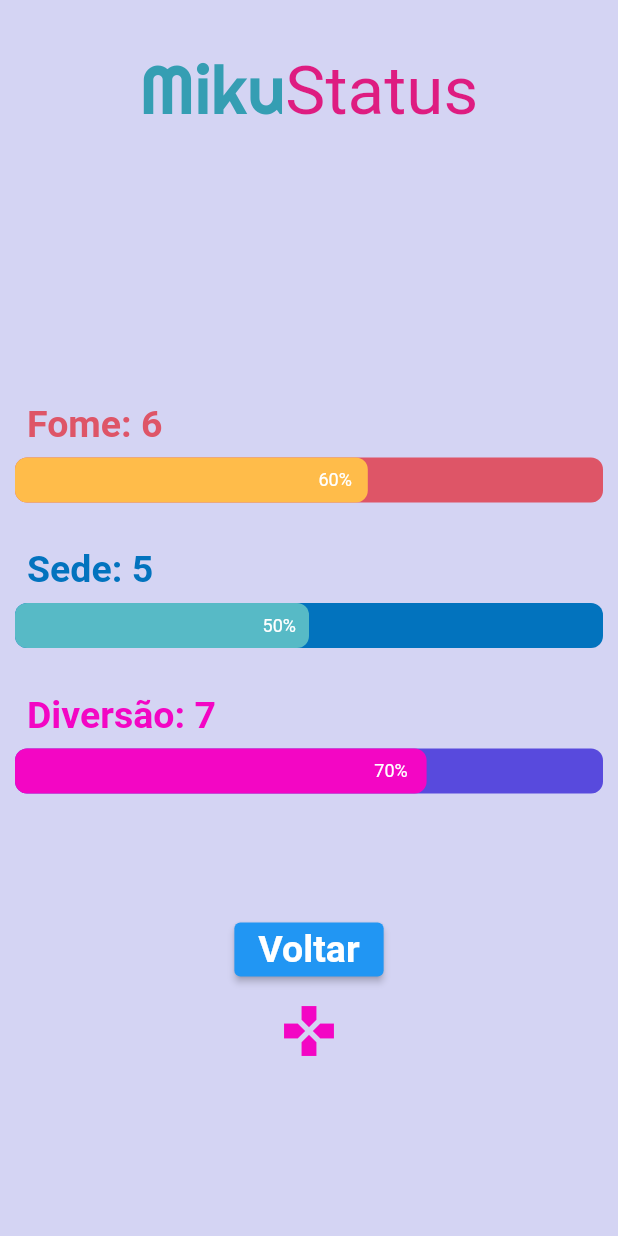
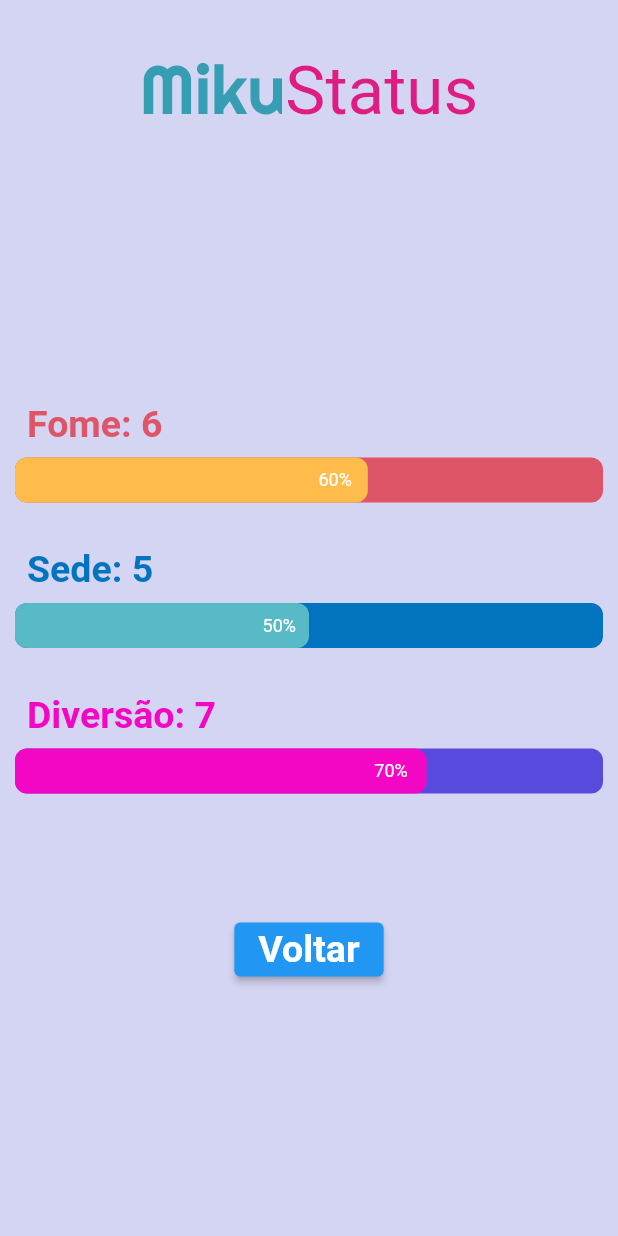
Before and after one commit to wesleydevsouza/MikuDatchi, a Flutter app: the StatusScreen screen opened by its route, on a phone screen of 412 x 824 dp. Run offline on Flutter 3.47's test engine with Material 2 defaults, Android fonts, the phone set to English and light mode, and no system bars; drawn by our look-alikes of flutter_animation_progress_bar; our stand-ins replace google_fonts, timer_builder.

```diff
--- a/lib/screens/status.dart
+++ b/lib/screens/status.dart
@@ -135,24 +135,6 @@ class _StatusScreenState extends State<StatusScreen> {
                         fontWeight: FontWeight.bold),
                   ),
                 ),
-                SizedBox(
-                  width: 60,
-                  height: 60,
-                  child: InkWell(
-                    onTap: () {
-                      Navigator.pop(context);
-                    },
-                    child: Container(
-                      padding: const EdgeInsets.all(10.0),
-                      decoration: const BoxDecoration(shape: BoxShape.circle),
-                      child: const Icon(
-                        Icons.gamepad,
-                        color: AppTheme.corCirculo,
-                        size: 40,
-                      ),
-                    ),
-                  ),
-                ),
               ],
             ),
           );
```
